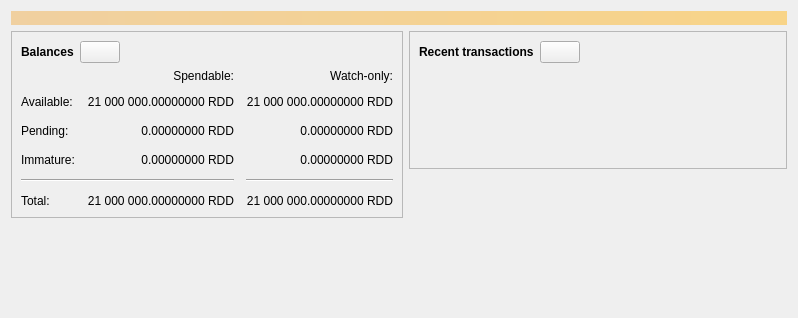
Qt form src/qt/forms/overviewpage.ui (Crestington/MaryJane) before a commit.
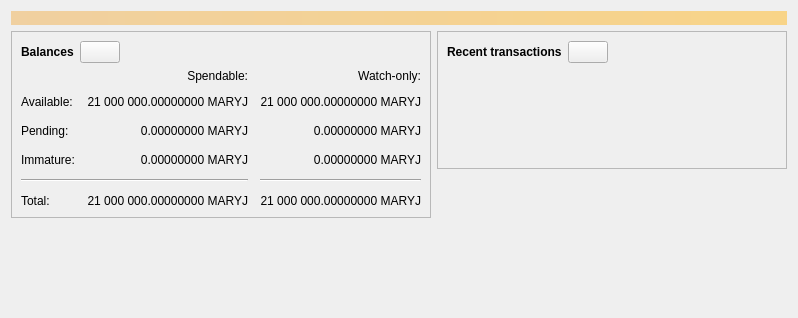
The same form after that commit. Icons and pictures are not drawn. Custom widgets are drawn as their Qt base class.

```diff
--- a/src/qt/forms/overviewpage.ui
+++ b/src/qt/forms/overviewpage.ui
@@ -120,7 +120,7 @@
                <string>Unconfirmed transactions to watch-only addresses</string>
               </property>
               <property name="text">
-               <string notr="true">0.00000000 RDD</string>
+               <string notr="true">0.00000000 MARYJ</string>
               </property>
               <property name="alignment">
                <set>Qt::AlignRight|Qt::AlignTrailing|Qt::AlignVCenter</set>
@@ -139,7 +139,7 @@
                <string>Total of transactions that have yet to be confirmed, and do not yet count toward the spendable balance</string>
               </property>
               <property name="text">
-               <string notr="true">0.00000000 RDD</string>
+               <string notr="true">0.00000000 MARYJ</string>
               </property>
               <property name="alignment">
                <set>Qt::AlignRight|Qt::AlignTrailing|Qt::AlignVCenter</set>
@@ -158,7 +158,7 @@
                <string>Mined balance in watch-only addresses that has not yet matured</string>
               </property>
               <property name="text">
-               <string notr="true">0.00000000 RDD</string>
+               <string notr="true">0.00000000 MARYJ</string>
               </property>
               <property name="alignment">
                <set>Qt::AlignRight|Qt::AlignTrailing|Qt::AlignVCenter</set>
@@ -210,7 +210,7 @@
                <string>Mined balance that has not yet matured</string>
               </property>
               <property name="text">
-               <string notr="true">0.00000000 RDD</string>
+               <string notr="true">0.00000000 MARYJ</string>
               </property>
               <property name="alignment">
                <set>Qt::AlignRight|Qt::AlignTrailing|Qt::AlignVCenter</set>
@@ -249,7 +249,7 @@
                <string>Your current total balance</string>
               </property>
               <property name="text">
-               <string notr="true">21 000 000.00000000 RDD</string>
+               <string notr="true">21 000 000.00000000 MARYJ</string>
               </property>
               <property name="alignment">
                <set>Qt::AlignRight|Qt::AlignTrailing|Qt::AlignVCenter</set>
@@ -268,7 +268,7 @@
                <string>Current total balance in watch-only addresses</string>
               </property>
               <property name="text">
-               <string notr="true">21 000 000.00000000 RDD</string>
+               <string notr="true">21 000 000.00000000 MARYJ</string>
               </property>
               <property name="alignment">
                <set>Qt::AlignRight|Qt::AlignTrailing|Qt::AlignVCenter</set>
@@ -304,7 +304,7 @@
                <string>Your current spendable balance</string>
               </property>
               <property name="text">
-               <string notr="true">21 000 000.00000000 RDD</string>
+               <string notr="true">21 000 000.00000000 MARYJ</string>
               </property>
               <property name="alignment">
                <set>Qt::AlignRight|Qt::AlignTrailing|Qt::AlignVCenter</set>
@@ -323,7 +323,7 @@
                <string>Your current balance in watch-only addresses</string>
               </property>
               <property name="text">
-               <string notr="true">21 000 000.00000000 RDD</string>
+               <string notr="true">21 000 000.00000000 MARYJ</string>
               </property>
               <property name="alignment">
                <set>Qt::AlignRight|Qt::AlignTrailing|Qt::AlignVCenter</set>
```
Left out of the diff: 4 changed lines with no effect on the pictures.
